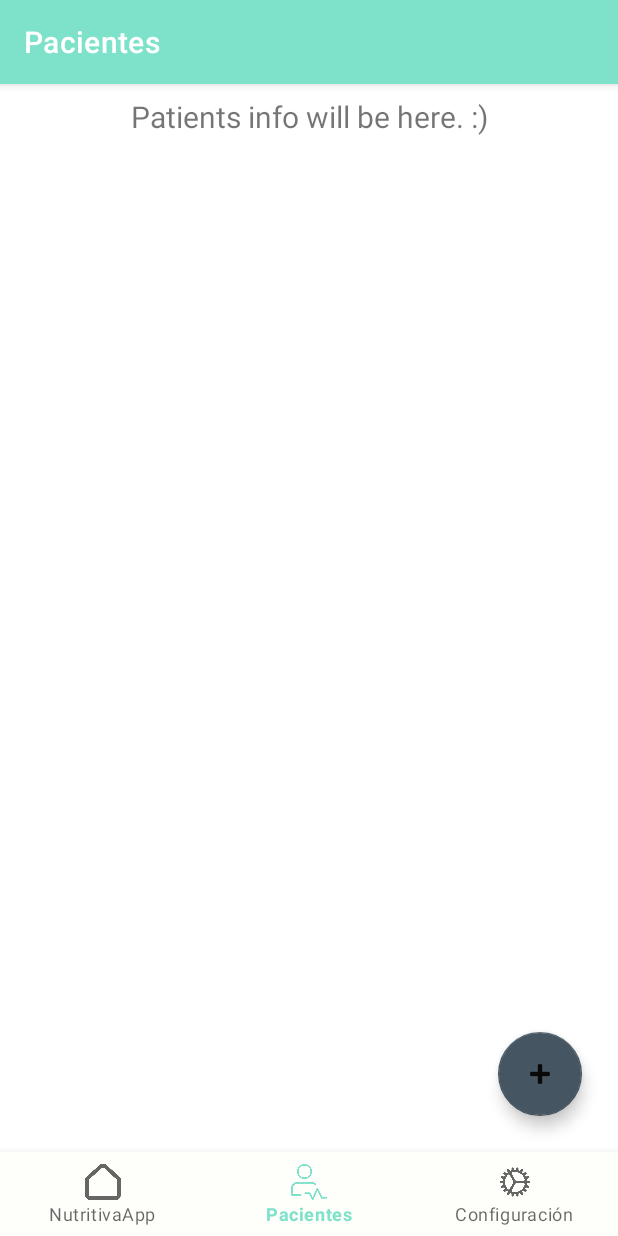
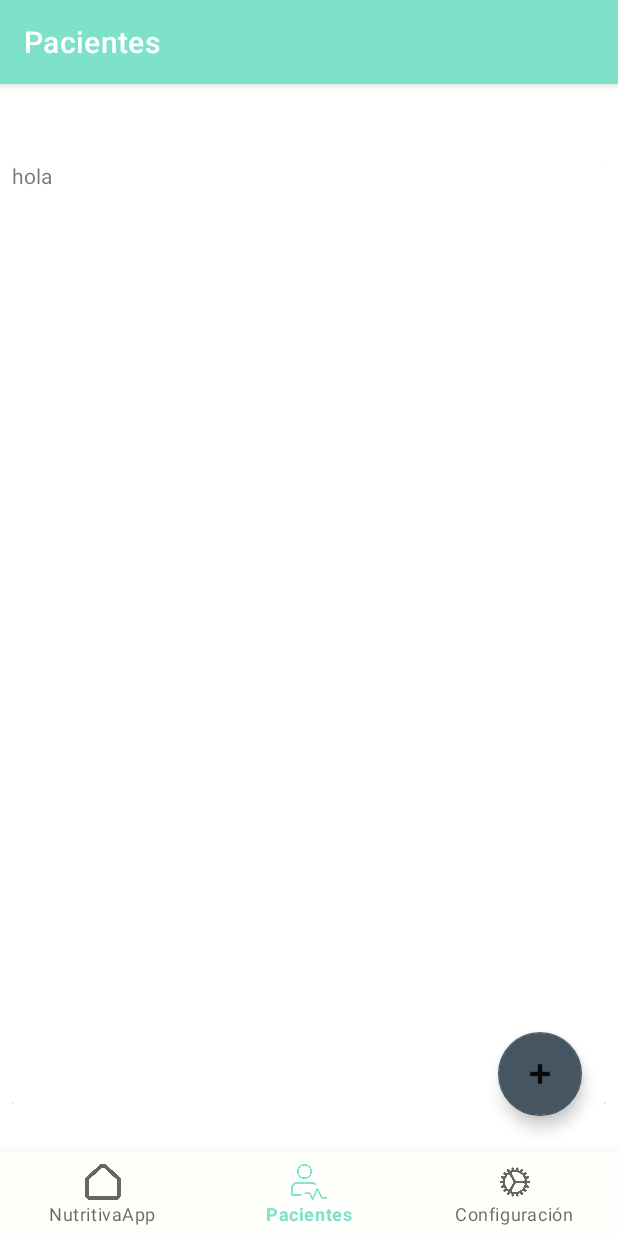
Before and after one commit to FernandoMelgar/Nutritivapp, an Android app built with Jetpack Compose: the PatientsFragment screen opened through its navigation route, on a phone screen of 412 x 824 dp. Run offline under Robolectric (Android 15) with nearby library versions, the phone set to English and light mode, and no system bars; our stand-ins replace navigation-ui; Roboto replaces fonts that are not available here.

Commit message:
recycler view terminado con pacientes de prueba pantalla de detalle paciente añadida pero no tiene nada

```diff
--- a/app/src/main/java/mx/nutritivalabs/nutritivapp/homescreen/ui/add_patient/AddPatientFragment.kt
+++ b/app/src/main/java/mx/nutritivalabs/nutritivapp/homescreen/ui/add_patient/AddPatientFragment.kt
@@ -41,11 +41,13 @@ class AddPatientFragment : Fragment() {
     private fun configureEvents() {
         binding.btnRegisterPatient.setOnClickListener {
             val patient: Patient
+            val id = 0
             val name = binding.etName.text.toString()
             val lastName = binding.etLastName.text.toString()
             val secondLastName = binding.etSecondLastName.text.toString()
-            patient = Patient(name, lastName, secondLastName)
-            viewModel.addPatient(patient)
+            patient = Patient(id, name, lastName, secondLastName)
+//            viewModel.addPatient(patient)
+            println("paciente añadido")
         }
     }
 
--- a/app/src/main/java/mx/nutritivalabs/nutritivapp/homescreen/ui/add_patient/AddPatientViewModel.kt
+++ b/app/src/main/java/mx/nutritivalabs/nutritivapp/homescreen/ui/add_patient/AddPatientViewModel.kt
@@ -6,7 +6,7 @@ import mx.nutritivalabs.nutritivapp.patient.Patient
 class AddPatientViewModel : ViewModel() {
 
     fun addPatient(patient: Patient) {
-        //TODO: add patient to the patient list on the recycler view
+
     }
 
     // TODO: Implement the ViewModel
--- a/app/src/main/java/mx/nutritivalabs/nutritivapp/homescreen/ui/patients/PatientAdapter.kt
+++ b/app/src/main/java/mx/nutritivalabs/nutritivapp/homescreen/ui/patients/PatientAdapter.kt
@@ -4,6 +4,7 @@ import android.view.LayoutInflater
 import android.view.View
 import android.view.ViewGroup
 import android.widget.LinearLayout
+import android.widget.TextView
 import androidx.recyclerview.widget.RecyclerView
 import mx.nutritivalabs.nutritivapp.R
 import mx.nutritivalabs.nutritivapp.patient.Patient
@@ -26,19 +27,29 @@ class PatientAdapter(var patientArray: ArrayList<Patient>) : RecyclerView.Adapte
         holder.set(patientArray[position])
 
         val row = holder.itemView.findViewById<LinearLayout>(R.id.rowLayout)
+
         row.setOnClickListener {
-            //TODO show the patient fragment with more info
+            listener?.rowClick(position)
         }
+
     }
 
     override fun getItemCount(): Int {
         return patientArray.size
     }
 
+    fun updateData(list: ArrayList<Patient>){
+        for(patient: Patient in list){
+            patientArray.add(patient)
+        }
+        notifyDataSetChanged()
+    }
+
     class PatientViewHolder(view: View): RecyclerView.ViewHolder(view) {
-        //TODO implement
+        private val tvName = view.findViewById<TextView>(R.id.tvPatientName)
+
         fun set(patient: Patient){
-
+            tvName.setText(patient.firstName)
         }
     }
 
--- a/app/src/main/java/mx/nutritivalabs/nutritivapp/homescreen/ui/patients/PatientsFragment.kt
+++ b/app/src/main/java/mx/nutritivalabs/nutritivapp/homescreen/ui/patients/PatientsFragment.kt
@@ -36,15 +36,18 @@ class PatientsFragment : Fragment(), RowListener {
         _binding = FragmentPatientsBinding.inflate(inflater, container, false)
         val root: View = binding.root
 
-        val textView: TextView = binding.textDashboard
-        patientsViewModel.text.observe(viewLifecycleOwner, Observer {
-            textView.text = it
-        })
-        return root
-
         configureAdapter()
         configureEvents()
+        configureObservers()
+        patientsViewModel.updatePatientsList()
 
+        return root
+    }
+
+    private fun configureObservers() {
+        patientsViewModel.patientsList.observe(viewLifecycleOwner){list->
+            patientAdapter.updateData(list)
+        }
     }
 
     private fun configureEvents() {
@@ -68,6 +71,7 @@ class PatientsFragment : Fragment(), RowListener {
     }
 
     override fun rowClick(position: Int) {
-
+        val action = PatientsFragmentDirections.actionNavigationPatientsToPatientDetailFragment()
+        findNavController().navigate(action)
     }
 }
--- a/app/src/main/java/mx/nutritivalabs/nutritivapp/homescreen/ui/patients/PatientsViewModel.kt
+++ b/app/src/main/java/mx/nutritivalabs/nutritivapp/homescreen/ui/patients/PatientsViewModel.kt
@@ -1,13 +1,23 @@
 package mx.nutritivalabs.nutritivapp.homescreen.ui.patients
 
-import androidx.lifecycle.LiveData
+
 import androidx.lifecycle.MutableLiveData
 import androidx.lifecycle.ViewModel
+import mx.nutritivalabs.nutritivapp.patient.Patient
 
 class PatientsViewModel : ViewModel() {
 
-    private val _text = MutableLiveData<String>().apply {
-        value = "Patients info will be here. :)"
+    val patientsList = MutableLiveData<ArrayList<Patient>>()
+
+    fun updatePatientsList(){
+        var patientsArr : ArrayList<Patient> = arrayListOf()
+        val patient = Patient(0, "hola", "como", "estas")
+        val patient2 = Patient(1, "hola", "como", "estas")
+        patientsArr.add(patient)
+        patientsArr.add(patient2)
+
+        patientsList.value = patientsArr
+
     }
-    val text: LiveData<String> = _text
+
 }
--- a/app/src/main/java/mx/nutritivalabs/nutritivapp/patient/Patient.kt
+++ b/app/src/main/java/mx/nutritivalabs/nutritivapp/patient/Patient.kt
@@ -3,6 +3,7 @@ package mx.nutritivalabs.nutritivapp.patient
 import java.time.LocalDate
 
 data class Patient(
+    var id: Int = 0,
     var firstName: String,
     val paternalLastName: String?,
     val maternalLastName: String?,
--- a/app/src/main/res/layout/patient_row.xml
+++ b/app/src/main/res/layout/patient_row.xml
@@ -10,6 +10,12 @@
         android:layout_height="match_parent"
         android:orientation="horizontal">
 
+        <TextView
+            android:id="@+id/tvPatientName"
+            android:layout_width="wrap_content"
+            android:layout_height="wrap_content"
+            android:layout_weight="1"
+            android:text="TextView" />
     </LinearLayout>
 
 </androidx.cardview.widget.CardView>
--- a/app/src/main/res/navigation/mobile_navigation.xml
+++ b/app/src/main/res/navigation/mobile_navigation.xml
@@ -23,6 +23,9 @@
         <action
             android:id="@+id/action_navigation_patients_to_addPatientFragment"
             app:destination="@id/addPatientFragment" />
+        <action
+            android:id="@+id/action_navigation_patients_to_patientDetailFragment"
+            app:destination="@id/patientDetailFragment" />
     </fragment>
 
     <fragment
@@ -44,4 +47,9 @@
         android:name="mx.nutritivalabs.nutritivapp.homescreen.ui.add_patient.AddPatientFragment"
         android:label="add_patient_fragment"
         tools:layout="@layout/add_patient_fragment" />
+    <fragment
+        android:id="@+id/patientDetailFragment"
+        android:name="mx.nutritivalabs.nutritivapp.PatientDetailFragment"
+        android:label="patient_detail_fragment"
+        tools:layout="@layout/patient_detail_fragment" />
 </navigation>
```
Also changed, not shown: app/src/main/java/mx/nutritivalabs/nutritivapp/PatientDetailFragment.kt (added, +31 -0 lines), app/src/main/java/mx/nutritivalabs/nutritivapp/PatientDetailViewModel.kt (added, +7 -0 lines), app/src/main/res/layout/patient_detail_fragment.xml (added, +13 -0 lines).
